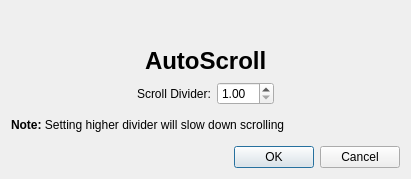
This is src/plugins/AutoScroll/autoscrollsettings.ui in QupZilla/qupzilla as Qt 5 draws it before an edit. The edited form follows.
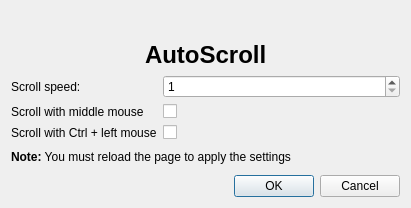
This is the edited form. Icons and pictures are not drawn.

Commit message: Bring back AutoScroll plugin

The edit to the form file:
```diff
--- a/src/plugins/AutoScroll/autoscrollsettings.ui
+++ b/src/plugins/AutoScroll/autoscrollsettings.ui
@@ -7,7 +7,7 @@
     <x>0</x>
     <y>0</y>
     <width>411</width>
-    <height>179</height>
+    <height>208</height>
    </rect>
   </property>
   <property name="windowTitle">
@@ -89,53 +89,50 @@
     </layout>
    </item>
    <item>
-    <layout class="QHBoxLayout" name="horizontalLayout">
-     <item>
-      <spacer name="horizontalSpacer_5">
-       <property name="orientation">
-        <enum>Qt::Horizontal</enum>
-       </property>
-       <property name="sizeHint" stdset="0">
-        <size>
-         <width>40</width>
-         <height>20</height>
-        </size>
-       </property>
-      </spacer>
-     </item>
-     <item>
+    <layout class="QFormLayout" name="formLayout">
+     <item row="0" column="0">
       <widget class="QLabel" name="label_3">
        <property name="text">
-        <string>Scroll Divider:</string>
+        <string>Scroll speed:</string>
        </property>
       </widget>
      </item>
-     <item>
-      <widget class="QDoubleSpinBox" name="divider">
+     <item row="1" column="0">
+      <widget class="QLabel" name="label_4">
+       <property name="text">
+        <string>Scroll with middle mouse</string>
+       </property>
+      </widget>
+     </item>
+     <item row="2" column="0">
+      <widget class="QLabel" name="label_5">
+       <property name="text">
+        <string>Scroll with Ctrl + left mouse</string>
+       </property>
+      </widget>
+     </item>
+     <item row="1" column="1">
+      <widget class="QCheckBox" name="middleScroll"/>
+     </item>
+     <item row="2" column="1">
+      <widget class="QCheckBox" name="ctrlScroll"/>
+     </item>
+     <item row="0" column="1">
+      <widget class="QSpinBox" name="speed">
        <property name="minimum">
-        <double>1.000000000000000</double>
+        <number>1</number>
+       </property>
+       <property name="maximum">
+        <number>10</number>
        </property>
       </widget>
      </item>
-     <item>
-      <spacer name="horizontalSpacer_6">
-       <property name="orientation">
-        <enum>Qt::Horizontal</enum>
-       </property>
-       <property name="sizeHint" stdset="0">
-        <size>
-         <width>40</width>
-         <height>20</height>
-        </size>
-       </property>
-      </spacer>
-     </item>
     </layout>
    </item>
    <item>
-    <widget class="QLabel" name="label_4">
+    <widget class="QLabel" name="label_6">
      <property name="text">
-      <string>&lt;b&gt;Note:&lt;/b&gt; Setting higher divider will slow down scrolling</string>
+      <string>&lt;b&gt;Note:&lt;/b&gt; You must reload the page to apply the settings</string>
      </property>
     </widget>
    </item>
```
The commit also changes 13 other files.
